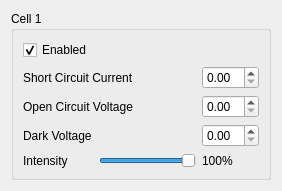
Before: the Qt Designer form software/smooth/qt/cellwidget.ui in TheComet/bat6, drawn with Qt 5.
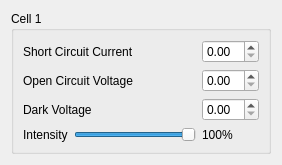
After: the same form once the commit is applied.

Commit message: Removing accordion widget

Patch:
```diff
--- a/software/smooth/qt/cellwidget.ui
+++ b/software/smooth/qt/cellwidget.ui
@@ -7,7 +7,7 @@
     <x>0</x>
     <y>0</y>
     <width>282</width>
-    <height>170</height>
+    <height>138</height>
    </rect>
   </property>
   <property name="sizePolicy">
@@ -32,44 +32,44 @@
       <string>Cell 1</string>
      </property>
      <layout class="QGridLayout" name="gridLayout">
-      <item row="2" column="0" colspan="2">
+      <item row="1" column="0" colspan="2">
        <widget class="QLabel" name="label_4">
         <property name="text">
          <string>Open Circuit Voltage</string>
         </property>
        </widget>
       </item>
-      <item row="2" column="2">
+      <item row="1" column="2">
        <widget class="QDoubleSpinBox" name="open_circuit_voltage"/>
       </item>
-      <item row="3" column="0" colspan="2">
+      <item row="2" column="0" colspan="2">
        <widget class="QLabel" name="label_5">
         <property name="text">
          <string>Dark Voltage</string>
         </property>
        </widget>
       </item>
-      <item row="1" column="0" colspan="2">
+      <item row="0" column="0" colspan="2">
        <widget class="QLabel" name="label_3">
         <property name="text">
          <string>Short Circuit Current</string>
         </property>
        </widget>
       </item>
-      <item row="1" column="2">
+      <item row="0" column="2">
        <widget class="QDoubleSpinBox" name="short_circuit_current"/>
       </item>
-      <item row="3" column="2">
+      <item row="2" column="2">
        <widget class="QDoubleSpinBox" name="dark_voltage"/>
       </item>
-      <item row="4" column="0">
+      <item row="3" column="0">
        <widget class="QLabel" name="label">
         <property name="text">
          <string>Intensity</string>
         </property>
        </widget>
       </item>
-      <item row="4" column="1">
+      <item row="3" column="1">
        <widget class="QSlider" name="intensity">
         <property name="maximum">
          <number>100</number>
@@ -82,23 +82,13 @@
         </property>
        </widget>
       </item>
-      <item row="4" column="2">
+      <item row="3" column="2">
        <widget class="QLabel" name="label_intensity">
         <property name="text">
          <string>100%</string>
         </property>
        </widget>
       </item>
-      <item row="0" column="0">
-       <widget class="QCheckBox" name="checkBox">
-        <property name="text">
-         <string>Enabled</string>
-        </property>
-        <property name="checked">
-         <bool>true</bool>
-        </property>
-       </widget>
-      </item>
      </layout>
     </widget>
    </item>
```
The commit also changes 5 other files.
